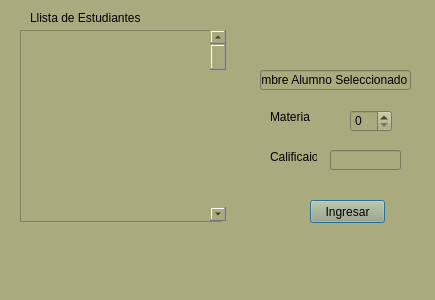
First picture: the form in calificacion.ui, repository TellaCampos/proyecto-escuela, before the edit.
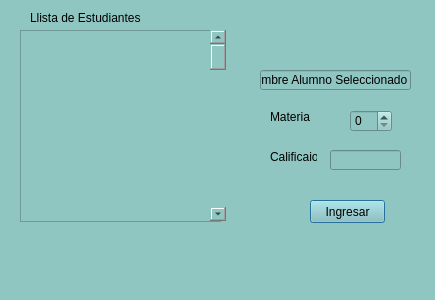
Second picture: the form after the edit.

What changed in the file:
```diff
--- a/calificacion.ui
+++ b/calificacion.ui
@@ -14,7 +14,7 @@
    <string>Dialog</string>
   </property>
   <property name="styleSheet">
-   <string notr="true">background-color: rgb(170, 170, 127);</string>
+   <string notr="true">background-color: rgb(143, 198, 194);</string>
   </property>
   <widget class="QLabel" name="label">
    <property name="geometry">
```
